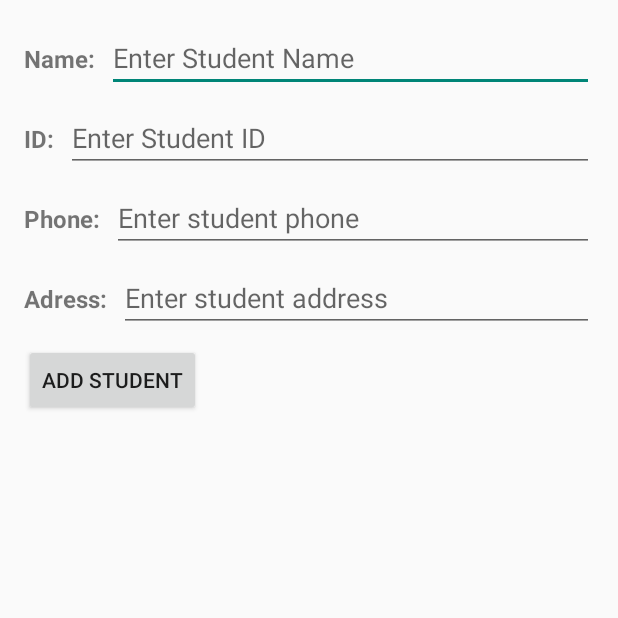
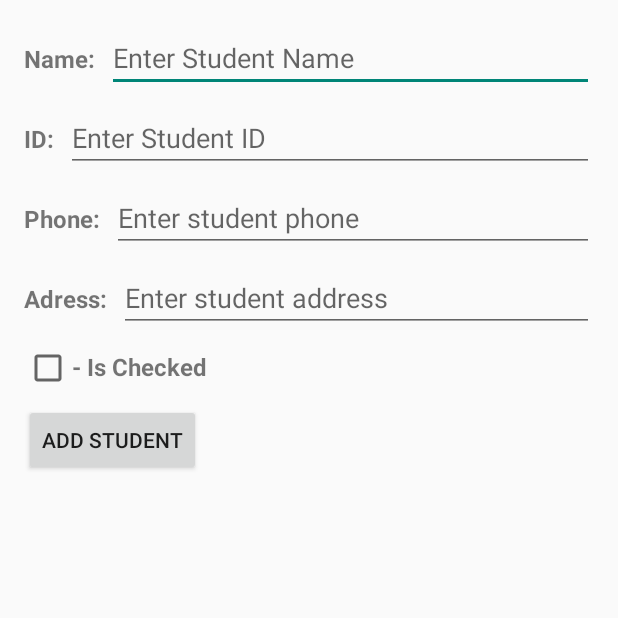
Before and after one commit to ortal124/StudentsApp, an Android app built with Jetpack Compose: the NewStudentActivity screen opened directly, with no data from a screen before it, on a phone screen of 412 x 824 dp, the top half of it. Run offline under Robolectric (Android 15) with nearby library versions, the phone set to English and light mode, and no system bars.

Commit message:
add checkbox

```diff
--- a/app/src/main/res/layout/activity_new_student.xml
+++ b/app/src/main/res/layout/activity_new_student.xml
@@ -96,6 +96,26 @@
             android:inputType="text" />
     </LinearLayout>
 
+    <LinearLayout
+        android:layout_width="match_parent"
+        android:layout_height="wrap_content"
+        android:orientation="horizontal"
+        android:layout_marginBottom="8dp">
+
+        <CheckBox
+            android:id="@+id/check_status"
+            android:layout_width="wrap_content"
+            android:layout_height="wrap_content" />
+
+        <TextView
+            android:layout_width="wrap_content"
+            android:layout_height="wrap_content"
+            android:text="@string/is_checked_label"
+            android:textSize="16sp"
+            android:textStyle="bold"
+            android:layout_marginEnd="8dp" />
+    </LinearLayout>
+
     <Button
         android:id="@+id/add_student_button"
         android:layout_width="wrap_content"
--- a/app/src/main/res/values/strings.xml
+++ b/app/src/main/res/values/strings.xml
@@ -12,4 +12,5 @@
     <string name="adress_field_label">Adress:</string>
     <string name="enter_student_phone">Enter student phone</string>
     <string name="enter_student_address">Enter student address</string>
+    <string name="is_checked_label">- Is Checked</string>
 </resources>
```
